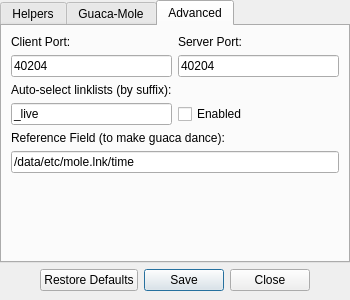
The window that guaca/options.ui (BlastTNG/flight) describes before a commit, drawn with Qt 5.
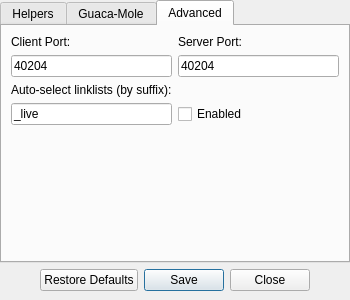
The same window after the commit. The open tabs and pages were chosen to show the change.

Commit message: Robustified guaca dancing logic and removed extraneous data logic

```diff
--- a/guaca/options.ui
+++ b/guaca/options.ui
@@ -186,7 +186,7 @@
          </property>
         </widget>
        </item>
-       <item row="6" column="1">
+       <item row="4" column="1">
         <spacer name="verticalSpacer_2">
          <property name="orientation">
           <enum>Qt::Vertical</enum>
@@ -220,20 +220,6 @@
          </property>
         </widget>
        </item>
-       <item row="4" column="0" colspan="2">
-        <widget class="QLabel" name="label_4">
-         <property name="text">
-          <string>Reference Field (to make guaca dance):</string>
-         </property>
-        </widget>
-       </item>
-       <item row="5" column="0" colspan="2">
-        <widget class="QLineEdit" name="stat_field">
-         <property name="text">
-          <string>/data/etc/mole.lnk/time</string>
-         </property>
-        </widget>
-       </item>
       </layout>
      </widget>
     </widget>
```
Left out of the diff: 2 changed lines with no effect on the pictures. The commit also changes 5 other files.
